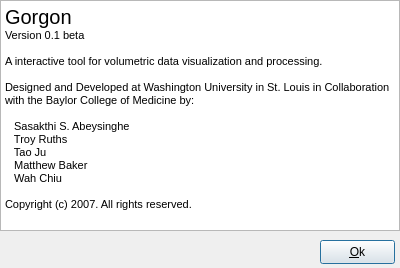
The window that Gorgon/src_ui/ui_dialog_about.ui (GorgonCryoEM/Gorgon) describes before a commit, drawn with Qt 5.
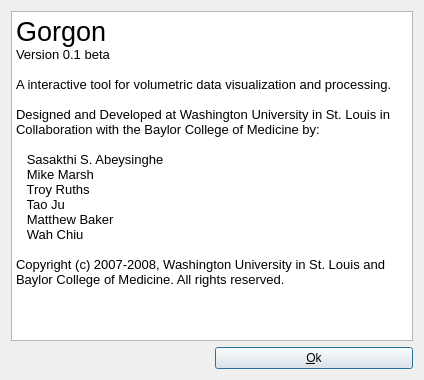
The same window after the commit.

```diff
--- a/Gorgon/src_ui/ui_dialog_about.ui
+++ b/Gorgon/src_ui/ui_dialog_about.ui
@@ -8,56 +8,19 @@
    <rect>
     <x>0</x>
     <y>0</y>
-    <width>400</width>
-    <height>268</height>
+    <width>424</width>
+    <height>380</height>
    </rect>
   </property>
-  <property name="sizePolicy" >
-   <sizepolicy vsizetype="Fixed" hsizetype="Fixed" >
-    <horstretch>0</horstretch>
-    <verstretch>0</verstretch>
-   </sizepolicy>
-  </property>
-  <property name="minimumSize" >
-   <size>
-    <width>400</width>
-    <height>268</height>
-   </size>
-  </property>
-  <property name="maximumSize" >
-   <size>
-    <width>400</width>
-    <height>268</height>
-   </size>
-  </property>
   <property name="contextMenuPolicy" >
    <enum>Qt::DefaultContextMenu</enum>
   </property>
   <property name="windowTitle" >
    <string>About Gorgon</string>
   </property>
-  <widget class="QPushButton" name="pushButtonOk" >
-   <property name="geometry" >
-    <rect>
-     <x>320</x>
-     <y>240</y>
-     <width>75</width>
-     <height>24</height>
-    </rect>
-   </property>
-   <property name="text" >
-    <string>&amp;Ok</string>
-   </property>
-  </widget>
+  <layout class="QGridLayout" >
+   <item row="0" column="0" colspan="2" >
   <widget class="QTextBrowser" name="textBrowserDetails" >
-   <property name="geometry" >
-    <rect>
-     <x>0</x>
-     <y>0</y>
-     <width>400</width>
-     <height>231</height>
-    </rect>
-   </property>
    <property name="sizePolicy" >
     <sizepolicy vsizetype="Expanding" hsizetype="Expanding" >
      <horstretch>1</horstretch>
@@ -74,22 +37,45 @@
     <string>&lt;html>&lt;head>&lt;meta name="qrichtext" content="1" />&lt;style type="text/css">
 p, li { white-space: pre-wrap; }
 &lt;/style>&lt;/head>&lt;body style=" font-family:'MS Shell Dlg 2'; font-size:8.25pt; font-weight:400; font-style:normal;">
-&lt;p style=" margin-top:0px; margin-bottom:0px; margin-left:0px; margin-right:0px; -qt-block-indent:0; text-indent:0px; font-size:8pt;">&lt;span style=" font-size:15pt;">Gorgon&lt;/span>&lt;/p>
-&lt;p style=" margin-top:0px; margin-bottom:0px; margin-left:0px; margin-right:0px; -qt-block-indent:0; text-indent:0px; font-size:8pt;">Version 0.1 beta&lt;/p>
-&lt;p style="-qt-paragraph-type:empty; margin-top:0px; margin-bottom:0px; margin-left:0px; margin-right:0px; -qt-block-indent:0; text-indent:0px; font-size:8pt;">&lt;/p>
-&lt;p style=" margin-top:0px; margin-bottom:0px; margin-left:0px; margin-right:0px; -qt-block-indent:0; text-indent:0px; font-size:8pt;">A interactive tool for volumetric data visualization and processing.&lt;/p>
-&lt;p style="-qt-paragraph-type:empty; margin-top:0px; margin-bottom:0px; margin-left:0px; margin-right:0px; -qt-block-indent:0; text-indent:0px; font-size:8pt;">&lt;/p>
-&lt;p style=" margin-top:0px; margin-bottom:0px; margin-left:0px; margin-right:0px; -qt-block-indent:0; text-indent:0px; font-size:8pt;">Designed and Developed at Washington University in St. Louis in Collaboration with the Baylor College of Medicine by:&lt;/p>
-&lt;p style="-qt-paragraph-type:empty; margin-top:0px; margin-bottom:0px; margin-left:0px; margin-right:0px; -qt-block-indent:0; text-indent:0px; font-size:8pt;">&lt;/p>
-&lt;p style=" margin-top:0px; margin-bottom:0px; margin-left:0px; margin-right:0px; -qt-block-indent:0; text-indent:0px; font-size:8pt;">   Sasakthi S. Abeysinghe&lt;/p>
-&lt;p style=" margin-top:0px; margin-bottom:0px; margin-left:0px; margin-right:0px; -qt-block-indent:0; text-indent:0px; font-size:8pt;">   Troy Ruths&lt;/p>
-&lt;p style=" margin-top:0px; margin-bottom:0px; margin-left:0px; margin-right:0px; -qt-block-indent:0; text-indent:0px; font-size:8pt;">   Tao Ju&lt;/p>
-&lt;p style=" margin-top:0px; margin-bottom:0px; margin-left:0px; margin-right:0px; -qt-block-indent:0; text-indent:0px; font-size:8pt;">   Matthew Baker&lt;/p>
-&lt;p style=" margin-top:0px; margin-bottom:0px; margin-left:0px; margin-right:0px; -qt-block-indent:0; text-indent:0px; font-size:8pt;">   Wah Chiu&lt;/p>
-&lt;p style="-qt-paragraph-type:empty; margin-top:0px; margin-bottom:0px; margin-left:0px; margin-right:0px; -qt-block-indent:0; text-indent:0px; font-size:8pt;">&lt;/p>
-&lt;p style=" margin-top:0px; margin-bottom:0px; margin-left:0px; margin-right:0px; -qt-block-indent:0; text-indent:0px; font-size:8pt;">Copyright (c) 2007. All rights reserved.&lt;/p>&lt;/body>&lt;/html></string>
-   </property>
-  </widget>
+&lt;p style=" margin-top:0px; margin-bottom:0px; margin-left:0px; margin-right:0px; -qt-block-indent:0; text-indent:0px; font-size:8pt;">&lt;span style=" font-size:20pt;">Gorgon&lt;/span>&lt;/p>
+&lt;p style=" margin-top:0px; margin-bottom:0px; margin-left:0px; margin-right:0px; -qt-block-indent:0; text-indent:0px; font-size:8pt;">&lt;span style=" font-size:10pt;">Version 0.1 beta&lt;/span>&lt;/p>
+&lt;p style="-qt-paragraph-type:empty; margin-top:0px; margin-bottom:0px; margin-left:0px; margin-right:0px; -qt-block-indent:0; text-indent:0px; font-size:10pt;">&lt;/p>
+&lt;p style=" margin-top:0px; margin-bottom:0px; margin-left:0px; margin-right:0px; -qt-block-indent:0; text-indent:0px; font-size:10pt;">A interactive tool for volumetric data visualization and processing.&lt;/p>
+&lt;p style="-qt-paragraph-type:empty; margin-top:0px; margin-bottom:0px; margin-left:0px; margin-right:0px; -qt-block-indent:0; text-indent:0px; font-size:10pt;">&lt;/p>
+&lt;p style=" margin-top:0px; margin-bottom:0px; margin-left:0px; margin-right:0px; -qt-block-indent:0; text-indent:0px; font-size:10pt;">Designed and Developed at Washington University in St. Louis in Collaboration with the Baylor College of Medicine by:&lt;/p>
+&lt;p style="-qt-paragraph-type:empty; margin-top:0px; margin-bottom:0px; margin-left:0px; margin-right:0px; -qt-block-indent:0; text-indent:0px; font-size:10pt;">&lt;/p>
+&lt;p style=" margin-top:0px; margin-bottom:0px; margin-left:0px; margin-right:0px; -qt-block-indent:0; text-indent:0px; font-size:10pt;">   Sasakthi S. Abeysinghe&lt;/p>
+&lt;p style=" margin-top:0px; margin-bottom:0px; margin-left:0px; margin-right:0px; -qt-block-indent:0; text-indent:0px; font-size:10pt;">   Mike Marsh&lt;/p>
+&lt;p style=" margin-top:0px; margin-bottom:0px; margin-left:0px; margin-right:0px; -qt-block-indent:0; text-indent:0px; font-size:10pt;">   Troy Ruths&lt;/p>
+&lt;p style=" margin-top:0px; margin-bottom:0px; margin-left:0px; margin-right:0px; -qt-block-indent:0; text-indent:0px; font-size:10pt;">   Tao Ju&lt;/p>
+&lt;p style=" margin-top:0px; margin-bottom:0px; margin-left:0px; margin-right:0px; -qt-block-indent:0; text-indent:0px; font-size:10pt;">   Matthew Baker&lt;/p>
+&lt;p style=" margin-top:0px; margin-bottom:0px; margin-left:0px; margin-right:0px; -qt-block-indent:0; text-indent:0px; font-size:10pt;">   Wah Chiu&lt;/p>
+&lt;p style="-qt-paragraph-type:empty; margin-top:0px; margin-bottom:0px; margin-left:0px; margin-right:0px; -qt-block-indent:0; text-indent:0px; font-size:10pt;">&lt;/p>
+&lt;p style=" margin-top:0px; margin-bottom:0px; margin-left:0px; margin-right:0px; -qt-block-indent:0; text-indent:0px; font-size:10pt;">Copyright (c) 2007-2008, Washington University in St. Louis and Baylor College of Medicine. All rights reserved.&lt;/p>&lt;/body>&lt;/html></string>
+     </property>
+    </widget>
+   </item>
+   <item row="1" column="0" >
+    <spacer>
+     <property name="orientation" >
+      <enum>Qt::Horizontal</enum>
+     </property>
+     <property name="sizeHint" >
+      <size>
+       <width>40</width>
+       <height>20</height>
+      </size>
+     </property>
+    </spacer>
+   </item>
+   <item row="1" column="1" >
+    <widget class="QPushButton" name="pushButtonOk" >
+     <property name="text" >
+      <string>&amp;Ok</string>
+     </property>
+    </widget>
+   </item>
+  </layout>
  </widget>
  <resources/>
  <connections>
```
Lines whose indentation alone changed are shown as unchanged.
